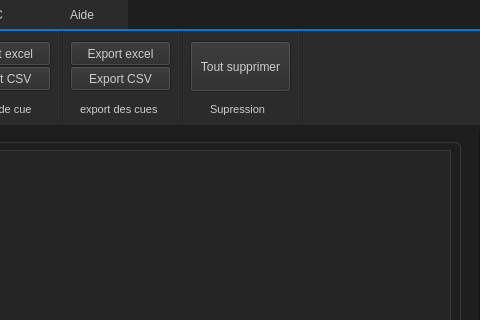
Above: ui/operator.ui from Foxxprod/ShowTimer before the change; both pictures show x 380 to 860 and y 0 to 320 of the 1279 by 862 pixel window. Below: the same form after it.
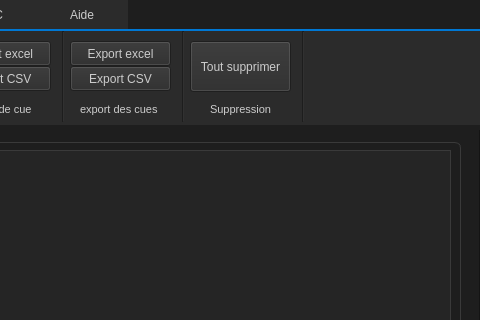
That is the form after the change. Icons and pictures are not drawn.

The edit to the form file:
```diff
--- a/ui/operator.ui
+++ b/ui/operator.ui
@@ -1020,7 +1020,7 @@
       </rect>
      </property>
      <property name="text">
-      <string>Supression</string>
+      <string>Suppression</string>
      </property>
     </widget>
    </widget>
```
Left out of the diff: 4 changed lines with no effect on the pictures.
